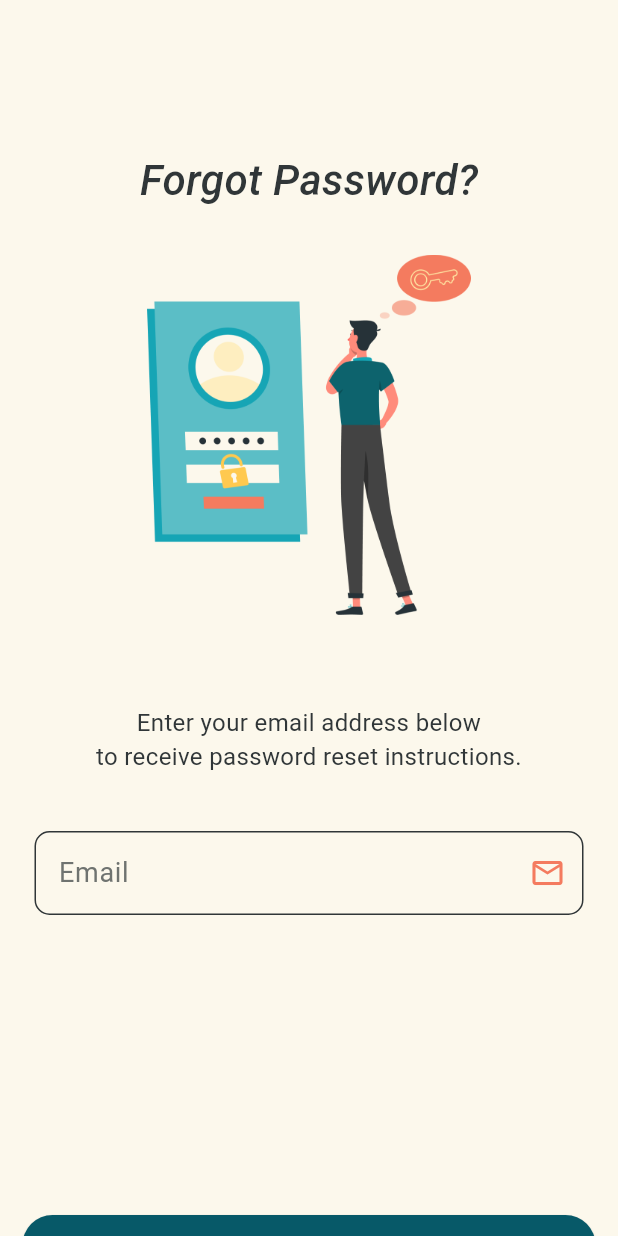
After one commit to tymanjoom-1997/fam_sync, a Flutter app: the ForgotPasswordView screen opened by its route, on a phone screen of 412 x 824 dp. The commit adds this screen. Run offline on Flutter 3.47's test engine with Material 3 defaults, Android fonts, the phone set to English and light mode, and no system bars; our stand-ins replace animated_text_kit, firebase_auth, firebase_core, flutter_bloc, fluttertoast, get_it and 3 more; accounts and stored records are empty; Roboto replaces fonts that are missing (Nunito, NunitoMeduim).

Commit message:
Reset password

```diff
--- a/lib/core/routes/app_router.dart
+++ b/lib/core/routes/app_router.dart
@@ -1,6 +1,7 @@
 
 import 'package:fam_sync/features/Auth/presentation/auth_cubit/cubit/auth_cubit.dart';
 import 'package:fam_sync/features/Auth/presentation/log_in.dart';
+import 'package:fam_sync/features/Auth/presentation/views/forgot_password_view.dart';
 import 'package:fam_sync/features/Auth/presentation/views/sign_up.dart';
 import 'package:fam_sync/features/home/presentation/widgets/home_view.dart';
 import 'package:fam_sync/features/on_boarding/presentation/on_boarding_view.dart';
@@ -35,8 +36,12 @@ final GoRouter router = GoRouter(routes:[
 
 
      GoRoute(
+    path: "/forgotpassword",
+    builder: (context, state) => BlocProvider(
+        create: (context) => AuthCubit(),
+        child: const ForgotPasswordView(),),),
+
+      GoRoute(
     path: "/home",
     builder: (context, state) =>  const HomeView(),)
-
-
 ] );
--- a/lib/core/utils/app_text_styles.dart
+++ b/lib/core/utils/app_text_styles.dart
@@ -56,7 +56,7 @@ abstract class CustomTextStyles {
    );
 
         static const textSpan1 = TextStyle(
-   fontSize: 12,
+   fontSize: 16,
    fontWeight: FontWeight.w400,
    color:  Color(AppColors.textGray),
    fontFamily: 'Nunito',
--- /dev/null
+++ b/lib/core/widgets/send_reset_password_btn.dart
@@ -0,0 +1,25 @@
+import 'package:fam_sync/core/utils/app_colors.dart';
+import 'package:fam_sync/core/utils/app_text_styles.dart';
+import 'package:flutter/material.dart';
+
+class SendResetPasswordBtn extends StatelessWidget{
+  const SendResetPasswordBtn({super.key, this.onPressed});
+  final VoidCallback? onPressed;
+  @override
+  Widget build(BuildContext context) {
+
+  return Container(
+    width: double.infinity,
+    height: 85,
+    padding: EdgeInsets.only(bottom: 30),
+    child: ElevatedButton(onPressed: onPressed,
+  style: ElevatedButton.styleFrom(
+    backgroundColor:Color(AppColors.tealDark),
+    shape: RoundedRectangleBorder(borderRadius: BorderRadiusGeometry.circular(20),)
+  ),
+   child: const Text("Send Reset Password Email", style: CustomTextStyles.buttonText,),
+  ),
+  );
+  }
+
+}
--- a/lib/features/Auth/presentation/auth_cubit/auth_state.dart
+++ b/lib/features/Auth/presentation/auth_cubit/auth_state.dart
@@ -20,3 +20,13 @@ final class LoginFailerState extends AuthState{
     required this.errorMessage
   });
 }
+
+final class ResetPasswordLoadingState extends AuthState {}
+
+final class ResetPasswordSuccessState extends AuthState {}
+
+final class ResetPasswordFailureState extends AuthState {
+  final String errMessage;
+
+  ResetPasswordFailureState({required this.errMessage});
+}
--- a/lib/features/Auth/presentation/auth_cubit/cubit/auth_cubit.dart
+++ b/lib/features/Auth/presentation/auth_cubit/cubit/auth_cubit.dart
@@ -13,6 +13,7 @@ class AuthCubit extends Cubit<AuthState>{
      bool? termsAndConditionCheckBoxValue=false;
      GlobalKey<FormState> signupFormkey = GlobalKey();
      GlobalKey<FormState> loginFormkey = GlobalKey();
+     GlobalKey<FormState> resetPasswordFormkey = GlobalKey();
      bool obscurePasswordTextValue = true;
 
 Future<void> signUpWithEmailAndPassword() async
@@ -85,4 +86,15 @@ void updateTermsAndConditionCheckBox({required  newValue}){
       );
     }
   }
+
+ Future<void> resetPasswordWithLink() async {
+    try {
+      emit(ResetPasswordLoadingState());
+      await FirebaseAuth.instance.sendPasswordResetEmail(email: emailAddress!);
+      emit(ResetPasswordSuccessState());
+    } catch (e) {
+      emit(ResetPasswordFailureState(errMessage: e.toString()));
+    }
+  }
+
 }
--- /dev/null
+++ b/lib/features/Auth/presentation/views/forgot_password_view.dart
@@ -0,0 +1,31 @@
+import 'package:fam_sync/core/utils/app_colors.dart';
+import 'package:fam_sync/features/Auth/widgets/custom_forgot_form.dart';
+import 'package:fam_sync/features/Auth/widgets/forgot_pass_image.dart';
+import 'package:fam_sync/features/Auth/widgets/forgot_pass_subtitle.dart';
+import 'package:fam_sync/features/Auth/widgets/welcome_text_widget.dart';
+import 'package:flutter/material.dart';
+
+class ForgotPasswordView extends StatelessWidget {
+  const ForgotPasswordView({super.key});
+
+  @override
+  Widget build(BuildContext context) {
+    return Scaffold(
+      backgroundColor: Color(AppColors.warmCream),
+      body: CustomScrollView(
+
+        slivers: [
+          SliverToBoxAdapter(child: SizedBox(height: 100),),
+          SliverToBoxAdapter(child: WelcomeText(text: "Forgot Password?",)),
+          SliverToBoxAdapter(child: SizedBox(height: 30),),
+          SliverToBoxAdapter(child: ForgotPasswordImage(),),
+           SliverToBoxAdapter(child: SizedBox(height: 40),),
+           SliverToBoxAdapter(child: ForgotPasswordSubTitle(),),
+           SliverToBoxAdapter(child: CustomForgotForm(),),
+
+
+
+         ],),
+     );
+  }
+}
--- /dev/null
+++ b/lib/features/Auth/widgets/custom_forgot_form.dart
@@ -0,0 +1,67 @@
+
+import 'package:fam_sync/core/functions/custom_toast.dart';
+import 'package:fam_sync/core/functions/navigation.dart';
+import 'package:fam_sync/core/utils/app_colors.dart';
+import 'package:fam_sync/core/widgets/send_reset_password_btn.dart';
+import 'package:fam_sync/features/Auth/presentation/auth_cubit/auth_state.dart';
+import 'package:fam_sync/features/Auth/presentation/auth_cubit/cubit/auth_cubit.dart';
+import 'package:fam_sync/features/Auth/widgets/custom_textForm_field.dart';
+import 'package:flutter/material.dart';
+import 'package:flutter_bloc/flutter_bloc.dart';
+
+
+class CustomForgotForm extends StatelessWidget {
+  const CustomForgotForm({super.key});
+
+  @override
+  Widget build(BuildContext context) {
+    return BlocConsumer<AuthCubit, AuthState>(
+      listener: (context, state) {
+       if (state is ResetPasswordSuccessState) {
+          showToast("Check Your Email To Reset Your Password");
+          customReplacementNavigate(context, "/login");
+        } else if (state is ResetPasswordFailureState) {
+          showToast(state.errMessage);
+        }
+      },
+    builder: (context, state){
+
+      AuthCubit authCubit = BlocProvider.of<AuthCubit>(context);
+
+     return Padding(
+      padding: const EdgeInsetsGeometry.only(left: 15, right: 15),
+       child:Form(
+       key: authCubit.resetPasswordFormkey ,
+       child: Column(
+      children: [
+
+        CustomTextFormField(labelText: "Email",
+        suffixIcon: Icon(Icons.email_outlined, color: Color(AppColors.coral), ),
+        onChanged: (emailAddress){
+          authCubit.emailAddress = emailAddress;
+        }),
+
+        SizedBox(height: 200,),
+
+
+         state is ResetPasswordLoadingState ?
+          CircularProgressIndicator(color: Color(AppColors.coral),) :
+         SendResetPasswordBtn(
+          onPressed: (){
+
+          if(authCubit.resetPasswordFormkey.currentState!.validate()){
+          authCubit.resetPasswordWithLink();
+
+         }
+
+        }
+      ),
+
+
+      ],
+    ) ,
+     ),);
+    }
+    );
+  }
+}
--- /dev/null
+++ b/lib/features/Auth/widgets/forgot_pass_image.dart
@@ -0,0 +1,13 @@
+import 'package:flutter/material.dart';
+
+class ForgotPasswordImage extends StatelessWidget {
+  const ForgotPasswordImage({super.key});
+
+  @override
+  Widget build(BuildContext context) {
+    return SizedBox(
+      height: 240,
+      child: Image.asset("assets/images/forgotPassword.png", fit: BoxFit.contain,),
+    );
+  }
+}
--- /dev/null
+++ b/lib/features/Auth/widgets/forgot_pass_subtitle.dart
@@ -0,0 +1,19 @@
+import 'package:fam_sync/core/utils/app_text_styles.dart';
+import 'package:flutter/material.dart';
+
+class ForgotPasswordSubTitle extends StatelessWidget {
+  const ForgotPasswordSubTitle({super.key});
+
+  @override
+  Widget build(BuildContext context) {
+    return Padding(
+      padding: EdgeInsets.all(20),
+      child: Text(
+        "Enter your email address below \nto receive password reset instructions.",
+        style:
+          CustomTextStyles.textSpan1,
+
+        textAlign: TextAlign.center,
+    ),);
+  }
+}
--- a/lib/features/Auth/widgets/forgot_password.dart
+++ b/lib/features/Auth/widgets/forgot_password.dart
@@ -9,7 +9,7 @@ class ForgotPasswordTextWidget extends StatelessWidget {
   Widget build(BuildContext context) {
     return GestureDetector(
       onTap: (){
-        customReplacementNavigate(context, "path");
+        customReplacementNavigate(context, "/forgotpassword");
       },
     child: Align(
       alignment: Alignment.centerRight,
--- a/pubspec.yaml
+++ b/pubspec.yaml
@@ -70,6 +70,7 @@ flutter:
     - assets/images/onboarding1.png
     - assets/images/onboarding2.png
     - assets/images/onboarding3.png
+    - assets/images/forgotPassword.png
 
 
   # An image asset can refer to one or more resolution-specific "variants", see
```
Also changed, not shown: assets/images/forgotPassword.png (added).
